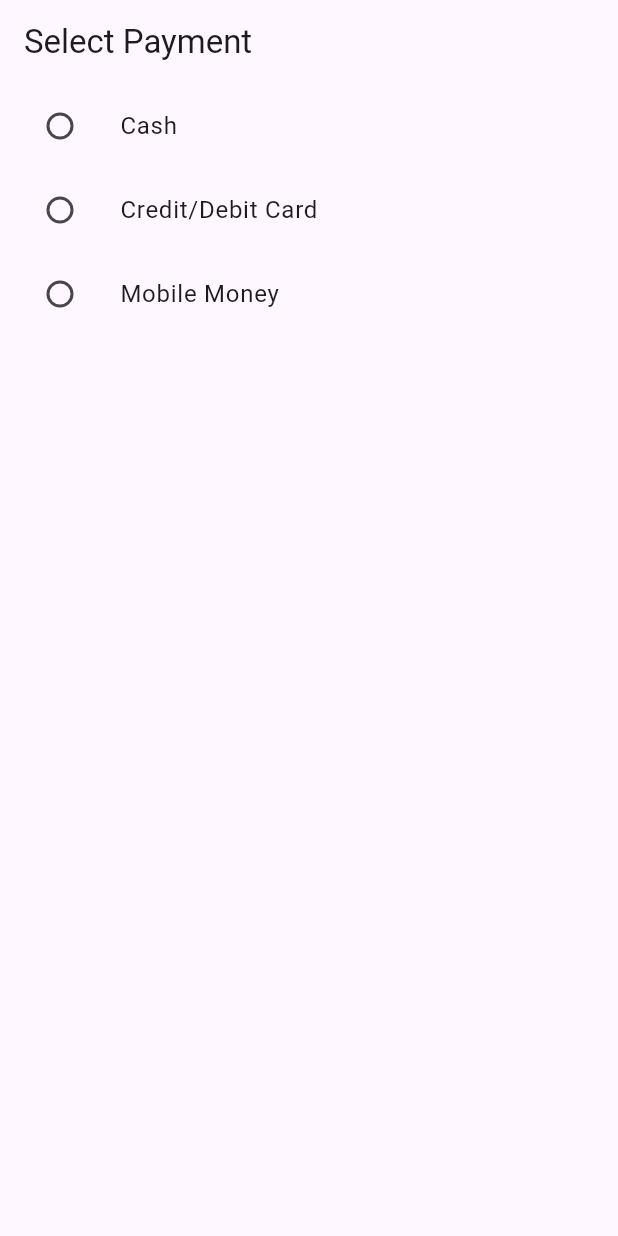
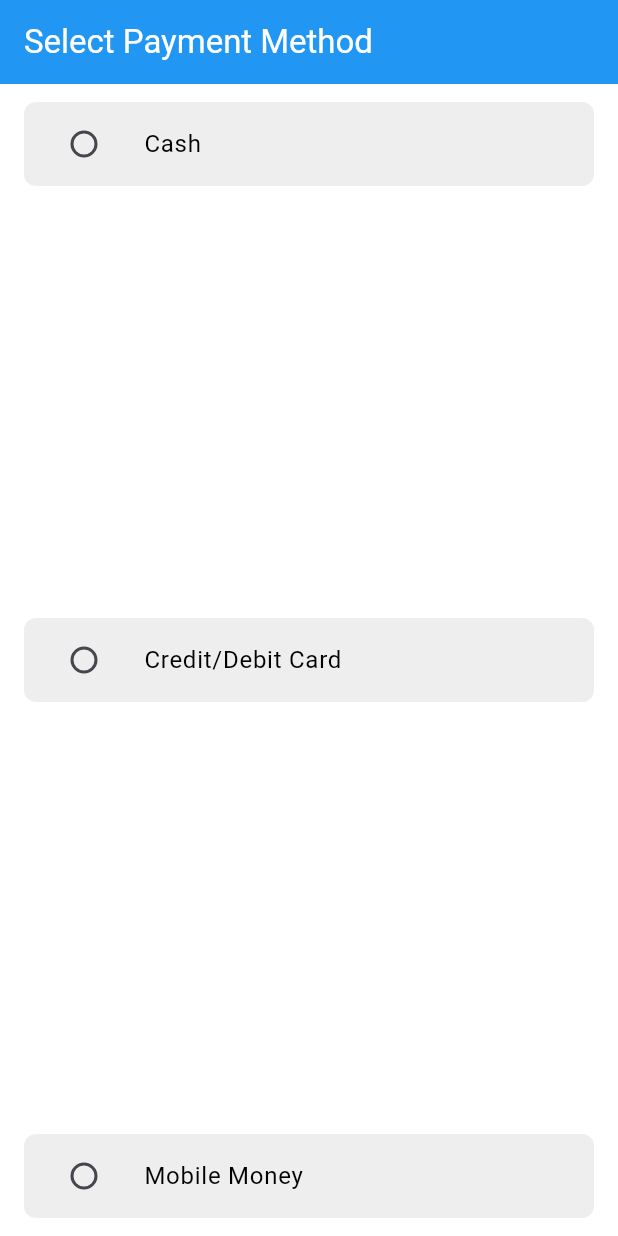
Before and after one commit to MarkhBalam/garage_finderr, a Flutter app: the PaymentPage screen opened directly, on a phone screen of 412 x 824 dp. Run offline on Flutter 3.47's test engine with Material 3 defaults, Android fonts, the phone set to English and light mode, and no system bars; our stand-ins replace animated_splash_screen, cloud_firestore, firebase_auth, firebase_core, firebase_messaging, google_maps_flutter and 2 more; missing offline and left inert: flutter_polyline_points; accounts and stored records are empty; network calls fail; statements that could not run were skipped.

Commit message:
added color changes

```diff
--- a/lib/pages/home_page.dart
+++ b/lib/pages/home_page.dart
@@ -573,7 +573,7 @@ class UserAccountAndWallet extends StatelessWidget {
                 child: Column(
                   crossAxisAlignment: CrossAxisAlignment.start,
                   children: [
-                    Text('Account and Wallet',
+                    Text('Payments',
                         style: TextStyle(
                             fontSize: 18,
                             fontWeight: FontWeight.bold,
--- a/lib/pages/payments.dart
+++ b/lib/pages/payments.dart
@@ -1,5 +1,9 @@
 import 'package:flutter/material.dart';
 import 'package:garage_finder/pages/home_page.dart';
+
+void main() {
+  runApp(MyApp());
+}
 
 class MyApp extends StatelessWidget {
   @override
@@ -29,47 +33,50 @@ class _PaymentPageState extends State<PaymentPage> {
   Widget build(BuildContext context) {
     return Scaffold(
       appBar: AppBar(
-        title: Text('Select Payment'),
+        title: Text(
+          'Select Payment Method',
+          style: TextStyle(color: Colors.white),
         ),
-      body: Column(
+        backgroundColor: Colors.blue,
+      ),
+      body: Container(
+        color: Colors.white,
+        padding: const EdgeInsets.all(8.0), // Add padding to the main container
+        child: Column(
           children: <Widget>[
-          ListTile(
-            title: Text('Cash'),
+            _buildPaymentOption('Cash'),
+            Spacer(), // Add space between the options
+            _buildPaymentOption('Credit/Debit Card'),
+            Spacer(), // Add space between the options
+            _buildPaymentOption('Mobile Money'),
+          ],
+        ),
+      ),
+    );
+  }
+
+  Widget _buildPaymentOption(String method) {
+    return Container(
+      decoration: BoxDecoration(
+        color: Colors.grey[200], // Grey background color for the Container
+        borderRadius: BorderRadius.circular(8.0), // Optional: round the corners
+      ),
+      margin: EdgeInsets.symmetric(vertical: 4.0, horizontal: 8.0),
+      child: ListTile(
+        title: Text(
+          method,
+          style: TextStyle(color: Colors.black), // Black text color
+        ),
         leading: Radio<String>(
-              value: 'Cash',
+          value: method,
           groupValue: _selectedPaymentMethod,
           onChanged: (value) {
             setState(() {
               _selectedPaymentMethod = value!;
             });
           },
+          activeColor: Colors.blue,
         ),
-          ),
-          ListTile(
-            title: Text('Credit/Debit Card'),
-            leading: Radio<String>(
-              value: 'Credit/Debit Card',
-              groupValue: _selectedPaymentMethod,
-              onChanged: (value) {
-                setState(() {
-                  _selectedPaymentMethod = value!;
-                });
-              },
-            ),
-          ),
-          ListTile(
-            title: Text('Mobile Money'),
-            leading: Radio<String>(
-              value: 'Mobile Money',
-              groupValue: _selectedPaymentMethod,
-              onChanged: (value) {
-                setState(() {
-                  _selectedPaymentMethod = value!;
-                });
-              },
-            ),
-          ),
-        ],
       ),
     );
   }
```
Also changed, not shown: lib/payment.dart (deleted, +0 -79 lines). Lines whose indentation alone changed are shown as unchanged.
